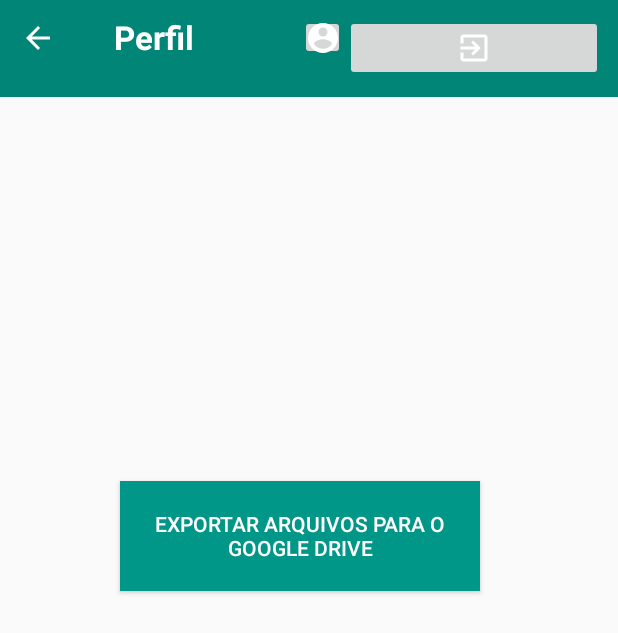
After one commit to clariceabreu/HealthRotine_v2, an Android app: the ExportActivity screen opened directly, with no data from a screen before it, on a phone screen of 412 x 824 dp. The commit adds this screen. Shown: the top 633 px of the screen. Run offline under Robolectric (Android 15) with nearby library versions, the phone set to English and light mode, and no system bars.

Commit message:
export page

```diff
--- a/app/src/main/AndroidManifest.xml
+++ b/app/src/main/AndroidManifest.xml
@@ -19,6 +19,9 @@
             android:name=".AddActivity"/>
 
         <activity
+            android:name=".ExportActivity"/>
+
+        <activity
             android:name=".SplashScreen"
             android:label="@string/app_name"
             android:launchMode="singleTop">
--- /dev/null
+++ b/app/src/main/java/com/fsi/healthrotine/ExportActivity.java
@@ -0,0 +1,61 @@
+package com.fsi.healthrotine;
+
+import android.content.Intent;
+import android.net.Uri;
+import android.os.Build;
+import android.os.Bundle;
+import android.util.Log;
+import android.view.View;
+import android.widget.AdapterView;
+import android.widget.Button;
+import android.widget.ImageButton;
+import android.widget.Spinner;
+import android.widget.TextView;
+import android.widget.Toast;
+
+import androidx.annotation.RequiresApi;
+import androidx.appcompat.app.AppCompatActivity;
+
+import com.google.android.material.floatingactionbutton.FloatingActionButton;
+import com.fsi.healthrotine.ActivityHelpers.AddActivity.AddActivityComponents;
+import com.fsi.healthrotine.ActivityHelpers.AddActivity.ExamHelpers;
+import com.fsi.healthrotine.ActivityHelpers.AddActivity.FilesHelper;
+import com.fsi.healthrotine.ActivityHelpers.AddActivity.MedicalAppointmentHelper;
+import com.fsi.healthrotine.ActivityHelpers.AddActivity.MedicineHelper;
+import com.fsi.healthrotine.ActivityHelpers.AddActivity.VaccineHelper;
+import com.fsi.healthrotine.DataBase.DataBase;
+import com.fsi.healthrotine.Models.Specialist;
+import com.google.android.material.snackbar.Snackbar;
+
+import java.io.File;
+import java.io.FileInputStream;
+import java.io.FileOutputStream;
+import java.io.OutputStreamWriter;
+import java.util.ArrayList;
+import java.util.Arrays;
+import java.util.HashMap;
+import java.util.HashSet;
+import java.util.List;
+
+import static com.fsi.healthrotine.DataBase.Columns.TB_SPECIALIST;
+
+public class ExportActivity extends AppCompatActivity {
+
+
+
+    @Override
+    protected void onCreate(Bundle savedInstanceState) {
+        super.onCreate(savedInstanceState);
+        setContentView(R.layout.activity_export);
+        Button button = findViewById(R.id.button);
+        button.setOnClickListener(new View.OnClickListener() {
+            @Override
+            public void onClick(View view){
+                System.out.println("oi");
+            }
+        });
+
+    }
+
+
+}
--- a/app/src/main/java/com/fsi/healthrotine/RotineFragment.java
+++ b/app/src/main/java/com/fsi/healthrotine/RotineFragment.java
@@ -65,7 +65,6 @@
                 goToAddPage();
             }
         });
-
         List<CardObject> cardObjects = new ArrayList<CardObject>();
 
         Calendar today  = Calendar.getInstance();
--- a/app/src/main/res/layout/activity_add.xml
+++ b/app/src/main/res/layout/activity_add.xml
@@ -6,13 +6,14 @@
     android:layout_height="match_parent"
     tools:context=".AddActivity">
 
-
     <LinearLayout
         android:layout_width="match_parent"
         android:layout_height="wrap_content"
         android:orientation="vertical"
         android:padding="30dp"
         tools:visibility="invisible">
+
+        <include layout="@layout/toolbar"/>
 
         <Spinner
             android:id="@+id/spinnerType"
--- /dev/null
+++ b/app/src/main/res/layout/activity_export.xml
@@ -0,0 +1,29 @@
+<?xml version="1.0" encoding="utf-8"?>
+<androidx.constraintlayout.widget.ConstraintLayout
+    xmlns:android="http://schemas.android.com/apk/res/android"
+    xmlns:app="http://schemas.android.com/apk/res-auto"
+    xmlns:tools="http://schemas.android.com/tools"
+    android:layout_width="match_parent"
+    android:layout_height="match_parent">
+
+    <include
+        android:id="@+id/include"
+        layout="@layout/toolbar" />
+
+    <Button
+        android:id="@+id/button"
+        android:layout_width="240dp"
+        android:layout_height="73dp"
+        android:layout_marginStart="400dp"
+        android:layout_marginLeft="400dp"
+        android:layout_marginTop="800dp"
+        android:layout_marginBottom="85dp"
+        android:background="#009688"
+        android:text="Exportar arquivos para o Google Drive"
+        android:textColor="#FFFFFF"
+        app:layout_constraintBottom_toTopOf="@+id/include"
+        app:layout_constraintEnd_toStartOf="@+id/include"
+        app:layout_constraintStart_toStartOf="parent"
+        app:layout_constraintTop_toTopOf="parent"
+        tools:ignore="MissingConstraints" />
+</androidx.constraintlayout.widget.ConstraintLayout>
--- a/app/src/main/res/layout/toolbar.xml
+++ b/app/src/main/res/layout/toolbar.xml
@@ -1,5 +1,7 @@
 <?xml version="1.0" encoding="utf-8"?>
 <RelativeLayout xmlns:android="http://schemas.android.com/apk/res/android"
+    xmlns:app="http://schemas.android.com/apk/res-auto"
+    xmlns:tools="http://schemas.android.com/tools"
     android:orientation="vertical"
     android:layout_width="match_parent"
     android:layout_height="match_parent">
@@ -9,6 +11,7 @@
         android:layout_height="wrap_content"
         android:padding="10dp"
         android:id="@+id/line1"
+        android:background="?attr/colorPrimary"
         android:orientation="horizontal">
 
         <ImageButton
@@ -21,6 +24,7 @@
             />
 
         <TextView
+            android:id="@+id/toolbarTitle"
             android:layout_width="wrap_content"
             android:layout_height="wrap_content"
             android:layout_weight="1"
@@ -31,14 +35,22 @@
             android:textSize="22dp"
             android:textStyle="bold" />
 
-        <!--TextView
-            android:layout_width="wrap_content"
+        <ImageButton
+            android:id="@+id/profileButton"
+            android:layout_width="30dp"
+            android:layout_height="30dp"
+            android:layout_gravity="end"
+            android:src="@drawable/ic_baseline_account_circle_24"
+            tools:ignore="MissingConstraints" />
+
+        <ImageButton
+            android:id="@+id/settings"
+            android:layout_width="30dp"
             android:layout_height="wrap_content"
-            android:text="Sair"
-            android:textColor="#FFFFFF"
-            android:layout_alignParentRight="true"
-            android:textStyle="normal"
-            android:textSize="15dp"/-->
+            android:layout_weight="1"
+            app:srcCompat="@drawable/ic_baseline_exit_to_app_24"
+            tools:ignore="VectorDrawableCompat" />
+
 
     </LinearLayout>
 
```
Also changed, not shown: app/src/main/java/com/fsi/healthrotine/AddActivity.java (+23 -0 lines), app/src/main/java/com/fsi/healthrotine/MainActivity.java (+29 -49 lines), app/src/main/java/com/fsi/healthrotine/Models/Patient.java (+0 -12 lines), app/src/main/java/com/fsi/healthrotine/ProfileFragment.java (+14 -32 lines), app/src/main/java/com/fsi/healthrotine/SingleChoiceDialogFragment.java (+5 -4 lines), app/src/main/res/layout/activity_main.xml (+1 -59 lines).
